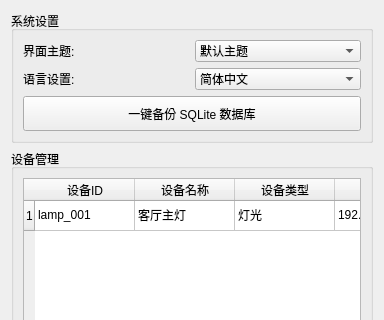
Before: the Qt Designer form ui/settingswidget.ui in pot-oie/SmartHome, drawn with Qt 5; both pictures show x 0 to 384 and y 0 to 320 of the 384 by 526 pixel window.
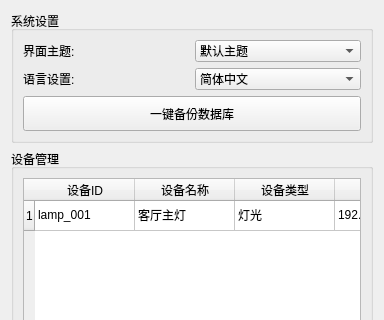
After: the same form once the commit is applied.

What changed in the file:
```diff
--- a/ui/settingswidget.ui
+++ b/ui/settingswidget.ui
@@ -32,7 +32,7 @@
       </item>
       <item row="2" column="0" colspan="2">
        <widget class="QPushButton" name="btnBackupDatabase">
-        <property name="text"><string>一键备份 SQLite 数据库</string></property>
+                                <property name="text"><string>一键备份数据库</string></property>
         <property name="minimumSize"><size><width>0</width><height>35</height></size></property>
        </widget>
       </item>
```
